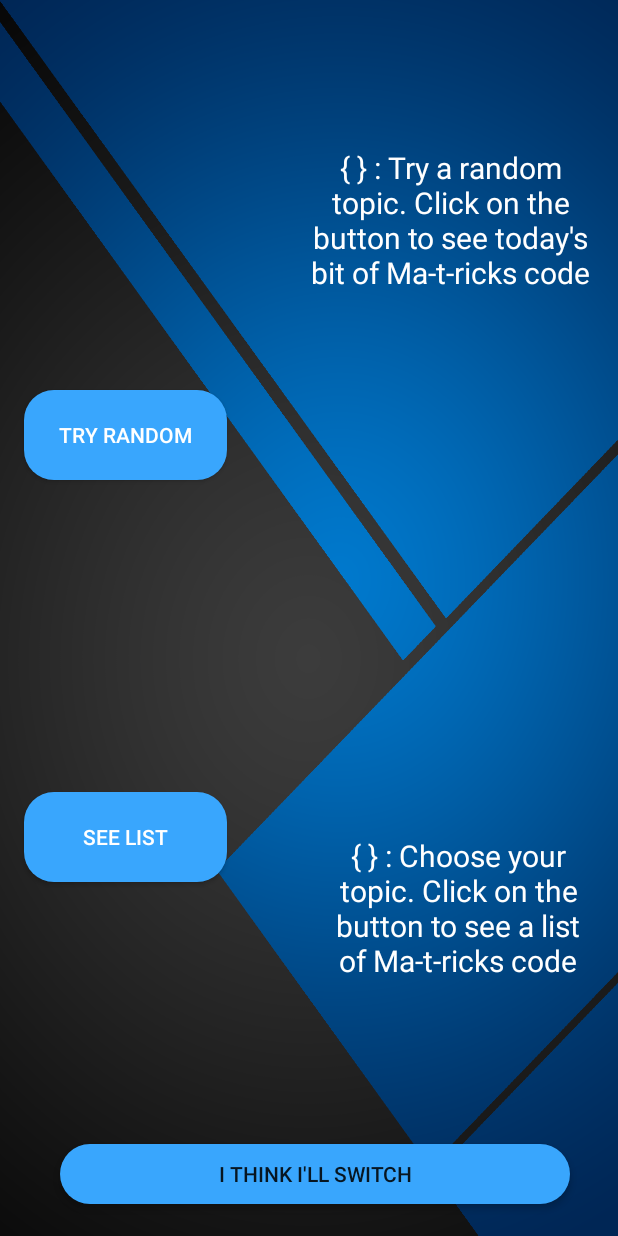
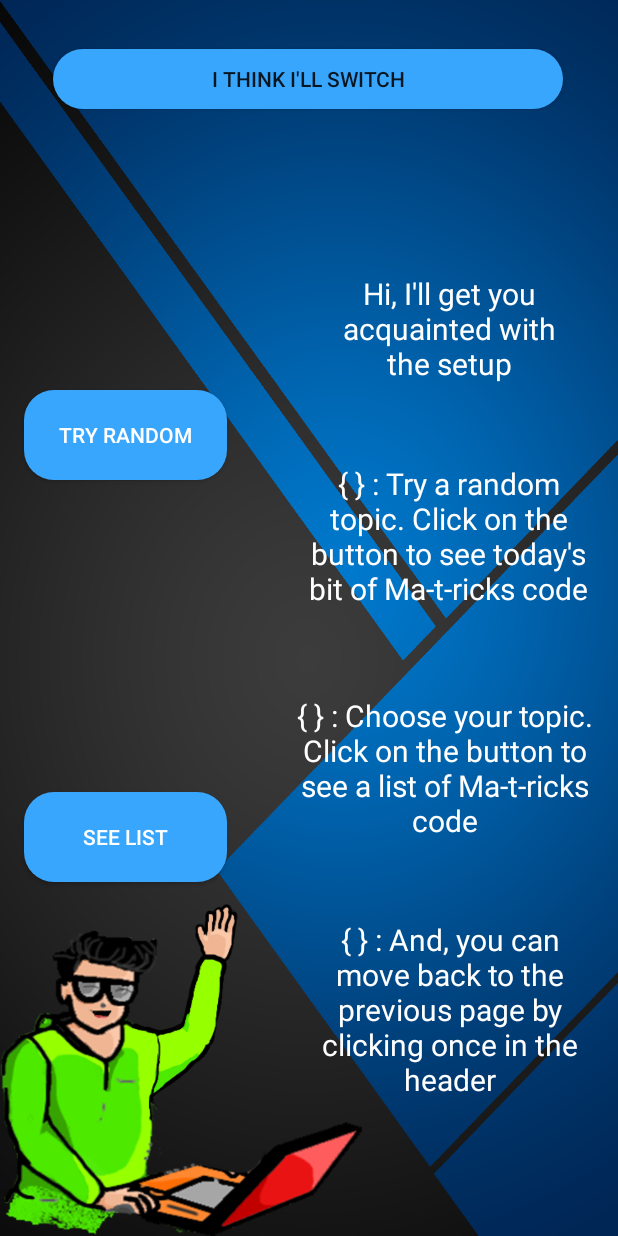
Before and after one commit to PranavPrakasan07/MaTricks, an Android app: the RandomCode screen opened directly, with no data from a screen before it, on a phone screen of 412 x 824 dp. Run offline under Robolectric (Android 15) with nearby library versions, the light colour scheme and no system bars.

Commit message:
minor assistant introduction

```diff
--- a/app/src/main/java/com/example/matricks/RandomCode.java
+++ b/app/src/main/java/com/example/matricks/RandomCode.java
@@ -3,10 +3,10 @@ package com.example.matricks;
 import androidx.appcompat.app.AppCompatActivity;
 
 import android.content.Intent;
-import android.graphics.Color;
 import android.os.Bundle;
 import android.view.View;
 import android.widget.Button;
+import android.widget.TextView;
 import android.widget.Toast;
 
 import java.util.Random;
@@ -18,6 +18,42 @@ public class RandomCode extends AppCompatActivity {
         super.onCreate(savedInstanceState);
         setContentView(R.layout.activity_random_code);
 
+
+
+        final Button button = findViewById(R.id.coderAssist1);
+        final Button button1 = findViewById(R.id.coderAssist2);
+        final Button button2 = findViewById(R.id.viewassistant);
+        final TextView textView = findViewById(R.id.welcome1);
+        final TextView textView1 = findViewById(R.id.welcome2);
+
+        button.setVisibility(View.VISIBLE);
+        button1.setVisibility(View.INVISIBLE);
+        button2.setVisibility(View.INVISIBLE);
+
+        textView.setVisibility(View.VISIBLE);
+        textView1.setVisibility(View.INVISIBLE);
+
+        button.setOnClickListener(new View.OnClickListener() {
+            @Override
+            public void onClick(View v) {
+                button.setVisibility(View.INVISIBLE);
+                button1.setVisibility(View.INVISIBLE);
+                button2.setVisibility(View.VISIBLE);
+                textView.setVisibility(View.INVISIBLE);
+                textView1.setVisibility(View.INVISIBLE);
+
+            }
+        });
+
+        button2.setOnClickListener(new View.OnClickListener() {
+            @Override
+            public void onClick(View v) {
+                textView.setVisibility(View.INVISIBLE);
+                textView1.setVisibility(View.VISIBLE);
+                button1.setVisibility(View.VISIBLE);
+                button2.setVisibility(View.INVISIBLE);
+            }
+        });
     }
 
     public void goToHomePage(View view){
@@ -63,8 +99,6 @@ public class RandomCode extends AppCompatActivity {
                 intent = new Intent(this, Transpose.class);
                 startActivity(intent);
                 break;
-
-
         }
     }
 }
--- a/app/src/main/res/layout/activity_random_code.xml
+++ b/app/src/main/res/layout/activity_random_code.xml
@@ -39,8 +39,8 @@
 
     <TextView
         android:id="@+id/seeRandom"
-        android:layout_width="191dp"
-        android:layout_height="167dp"
+        android:layout_width="202dp"
+        android:layout_height="135dp"
         android:gravity="center_horizontal|center_vertical"
         android:text="@string/random_description"
         android:textAlignment="gravity"
@@ -48,15 +48,15 @@
         android:textSize="20sp"
         app:layout_constraintBottom_toBottomOf="parent"
         app:layout_constraintEnd_toEndOf="parent"
-        app:layout_constraintHorizontal_bias="0.927"
+        app:layout_constraintHorizontal_bias="0.942"
         app:layout_constraintStart_toStartOf="parent"
         app:layout_constraintTop_toTopOf="parent"
-        app:layout_constraintVertical_bias="0.096" />
+        app:layout_constraintVertical_bias="0.421" />
 
     <TextView
         android:id="@+id/seeList"
-        android:layout_width="182dp"
-        android:layout_height="185dp"
+        android:layout_width="199dp"
+        android:layout_height="134dp"
         android:gravity="center_horizontal|center_vertical"
         android:text="@string/see_list"
         android:textAlignment="gravity"
@@ -64,23 +64,108 @@
         android:textSize="20sp"
         app:layout_constraintBottom_toBottomOf="parent"
         app:layout_constraintEnd_toEndOf="parent"
-        app:layout_constraintHorizontal_bias="0.934"
+        app:layout_constraintHorizontal_bias="0.929"
         app:layout_constraintStart_toStartOf="parent"
         app:layout_constraintTop_toTopOf="parent"
-        app:layout_constraintVertical_bias="0.803" />
+        app:layout_constraintVertical_bias="0.645" />
+
+    <TextView
+        android:id="@+id/general_random"
+        android:layout_width="199dp"
+        android:layout_height="134dp"
+        android:gravity="center_horizontal|center_vertical"
+        android:text="@string/message_headertouch"
+        android:textAlignment="gravity"
+        android:textColor="#FFF"
+        android:textSize="20sp"
+        app:layout_constraintBottom_toBottomOf="parent"
+        app:layout_constraintEnd_toEndOf="parent"
+        app:layout_constraintHorizontal_bias="0.943"
+        app:layout_constraintStart_toStartOf="parent"
+        app:layout_constraintTop_toTopOf="parent"
+        app:layout_constraintVertical_bias="0.878" />
 
     <Button
         android:id="@+id/back_button_random"
         android:layout_width="340dp"
         android:layout_height="40dp"
         android:background="@drawable/custom_button1"
+        android:onClick="goToHomePage"
         android:text="@string/back_button_random"
-        android:onClick="goToHomePage"
         app:layout_constraintBottom_toBottomOf="parent"
         app:layout_constraintEnd_toEndOf="parent"
-        app:layout_constraintHorizontal_bias="0.551"
+        app:layout_constraintHorizontal_bias="0.492"
         app:layout_constraintStart_toStartOf="parent"
         app:layout_constraintTop_toTopOf="parent"
-        app:layout_constraintVertical_bias="0.973" />
+        app:layout_constraintVertical_bias="0.042" />
+
+    <Button
+        android:id="@+id/coderAssist1"
+        android:layout_width="241dp"
+        android:layout_height="221dp"
+        android:background="@drawable/raisehandcoder"
+        app:layout_constraintBottom_toBottomOf="parent"
+        app:layout_constraintEnd_toEndOf="parent"
+        app:layout_constraintHorizontal_bias="0.0"
+        app:layout_constraintStart_toStartOf="parent"
+        app:layout_constraintTop_toTopOf="parent"
+        app:layout_constraintVertical_bias="1.0" />
+
+    <Button
+        android:id="@+id/coderAssist2"
+        android:layout_width="241dp"
+        android:layout_height="221dp"
+        android:background="@drawable/coderthumpsup"
+        app:layout_constraintBottom_toBottomOf="parent"
+        app:layout_constraintEnd_toEndOf="parent"
+        app:layout_constraintHorizontal_bias="0.0"
+        app:layout_constraintStart_toStartOf="parent"
+        app:layout_constraintTop_toTopOf="parent"
+        app:layout_constraintVertical_bias="0.997" />
+
+    <TextView
+        android:id="@+id/welcome1"
+        android:layout_width="170dp"
+        android:layout_height="82dp"
+        android:gravity="center_vertical|center_horizontal"
+        android:text="@string/welcome1"
+        android:textAlignment="gravity"
+        android:textColor="#FFF"
+        android:textSize="20sp"
+        app:layout_constraintBottom_toBottomOf="parent"
+        app:layout_constraintEnd_toEndOf="parent"
+        app:layout_constraintHorizontal_bias="0.887"
+        app:layout_constraintStart_toStartOf="parent"
+        app:layout_constraintTop_toTopOf="parent"
+        app:layout_constraintVertical_bias="0.24" />
+
+    <TextView
+        android:id="@+id/welcome2"
+        android:layout_width="170dp"
+        android:layout_height="82dp"
+        android:gravity="center_vertical|center_horizontal"
+        android:text="@string/welcome2"
+        android:textAlignment="gravity"
+        android:textColor="#FFF"
+        android:textSize="20sp"
+        app:layout_constraintBottom_toBottomOf="parent"
+        app:layout_constraintEnd_toEndOf="parent"
+        app:layout_constraintHorizontal_bias="0.887"
+        app:layout_constraintStart_toStartOf="parent"
+        app:layout_constraintTop_toTopOf="parent"
+        app:layout_constraintVertical_bias="0.242" />
+
+    <Button
+        android:id="@+id/viewassistant"
+        android:layout_width="340dp"
+        android:layout_height="40dp"
+        android:background="@drawable/custom_button1"
+        android:text="@string/see_assistant_button"
+        app:layout_constraintBottom_toBottomOf="parent"
+        app:layout_constraintEnd_toEndOf="parent"
+        app:layout_constraintHorizontal_bias="0.492"
+        app:layout_constraintStart_toStartOf="parent"
+        app:layout_constraintTop_toTopOf="parent"
+        app:layout_constraintVertical_bias="0.127" />
 
 </androidx.constraintlayout.widget.ConstraintLayout>
--- a/app/src/main/res/values/strings.xml
+++ b/app/src/main/res/values/strings.xml
@@ -463,5 +463,9 @@ int main()										\n
 										\n
     </string>
     <string name="back_button_random">I think I\'ll switch</string>
+    <string name="welcome1">Hi, I\'ll get you acquainted with the setup</string>
+    <string name="welcome2">Great to see you back again !</string>
+    <string name="see_assistant_button">See Assistant</string>
+    <string name="message_headertouch">{ } : And, you can move back to the previous page by clicking once in the header</string>
 
 </resources>
```
Also changed, not shown: app/src/main/res/drawable-v24/coderthumpsup.png (added), app/src/main/res/drawable-v24/raisehandcoder.png (added).
